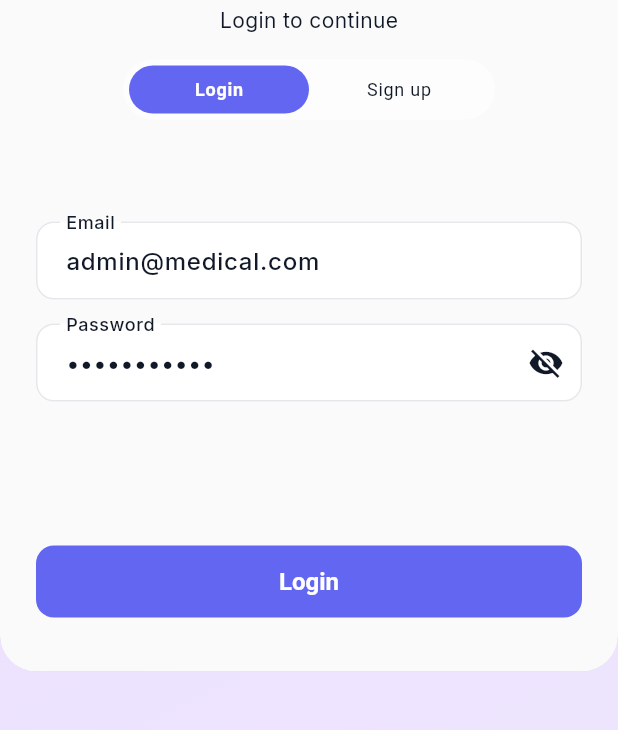
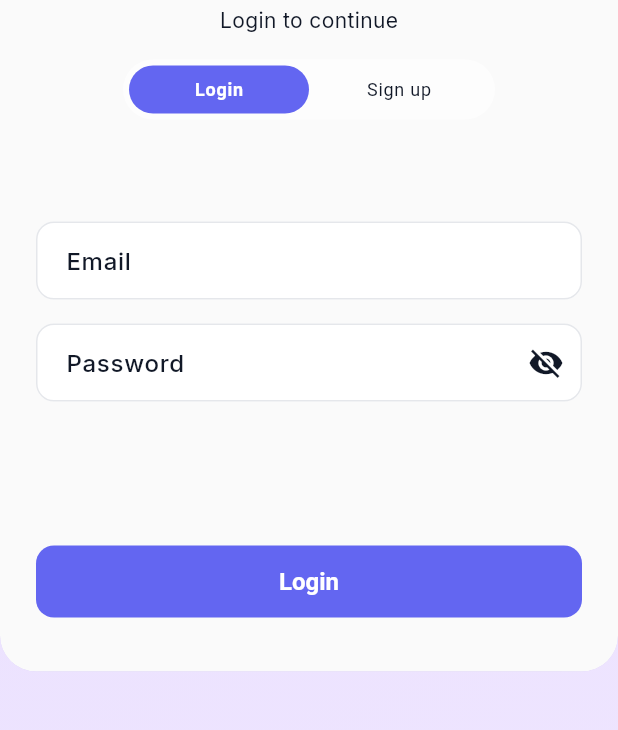
Before and after one commit to Eslam-Fathi/medical_follow_up_app, a Flutter app: the screen it shows after launch, on a phone screen of 412 x 824 dp, the part 320-1050 px from its top. Run offline on Flutter 3.47's test engine with Material 3 defaults, Android fonts, the phone set to English and light mode, and no system bars; our stand-ins replace dio, fl_chart, flutter_dotenv, flutter_feather_icons, flutter_local_notifications, flutter_markdown and 6 more.

Commit message:
feat: implement login screen UI and configure Vercel deployment infrastructure

```diff
--- a/lib/features/auth/presentation/view/login_screen.dart
+++ b/lib/features/auth/presentation/view/login_screen.dart
@@ -25,9 +25,9 @@ class LoginScreen extends ConsumerStatefulWidget {
 class _LoginScreenState extends ConsumerState<LoginScreen> {
   final _formKey = GlobalKey<FormState>();
   final _emailController =
-      TextEditingController(text: 'admin@medical.com'); // test creds
+      TextEditingController();
   final _passwordController =
-      TextEditingController(text: 'Admin123456'); // test creds
+      TextEditingController();
 
   bool _obscurePassword = true; // local UI state only
 
```
Also changed, not shown: package.json (added, +10 -0 lines), vercel.json (added), 2 other files.
